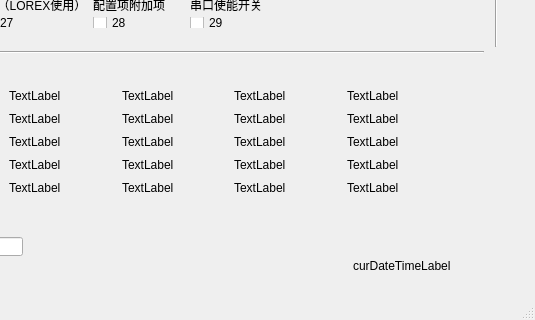
Above: mainwindow.ui from Huangguoju/factory_mask before the change; both pictures show x 357 to 892 and y 171 to 491 of the 892 by 491 pixel window. Below: the same form after it.
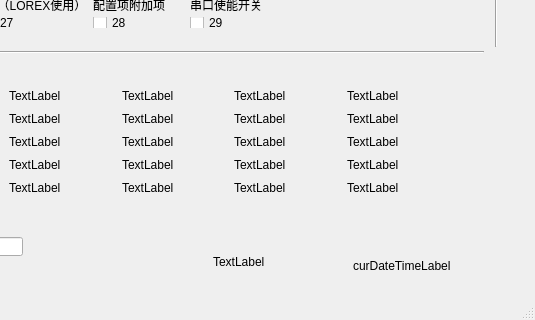
That is the form after the change. Icons and pictures are not drawn.

```diff
--- a/mainwindow.ui
+++ b/mainwindow.ui
@@ -995,6 +995,19 @@
      <string>curDateTimeLabel</string>
     </property>
    </widget>
+   <widget class="QLabel" name="movieLabel">
+    <property name="geometry">
+     <rect>
+      <x>570</x>
+      <y>410</y>
+      <width>54</width>
+      <height>12</height>
+     </rect>
+    </property>
+    <property name="text">
+     <string>TextLabel</string>
+    </property>
+   </widget>
   </widget>
   <widget class="QMenuBar" name="menuBar">
    <property name="geometry">
```
